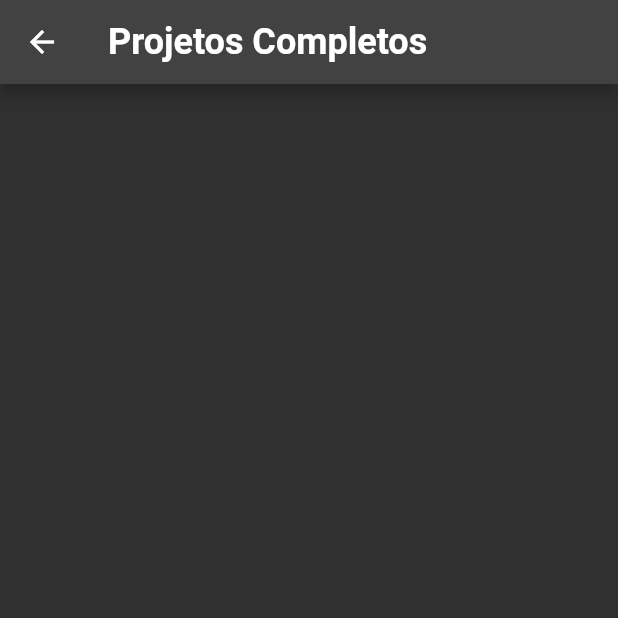
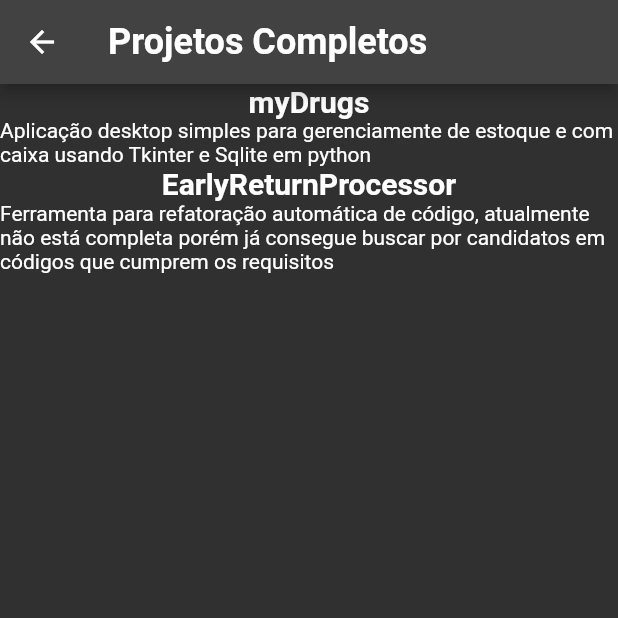
Before and after one commit to mateusrobr/flutter-web, a Flutter app: the screen it shows after launch, after a tap on "doneprojects", on a phone screen of 412 x 824 dp, the top half of it. Run offline on Flutter 3.47's test engine with Material 2 defaults, Android fonts, the phone set to English and light mode, and no system bars; our stand-ins replace go_router.

Commit message:
filled the screens
still look bad but meh

```diff
--- a/web_page/lib/DoneProjects.dart
+++ b/web_page/lib/DoneProjects.dart
@@ -3,6 +3,11 @@ import 'package:flutter/material.dart';
 
 class DoneProjects extends StatelessWidget{
   DoneProjects({super.key});
+
+  final doneProjects = {
+    "myDrugs" : "Aplicação desktop simples para gerenciamente de estoque e com caixa usando Tkinter e Sqlite em python",
+    "EarlyReturnProcessor" : "Ferramenta para refatoração automática de código, atualmente não está completa porém já consegue buscar por candidatos em códigos que cumprem os requisitos"
+  };
 
   @override
   Widget build(BuildContext context){
@@ -16,6 +21,26 @@ class DoneProjects extends StatelessWidget{
           ),
         ),
       ),
+      body: Container(
+        child: Column(
+          children: doneProjects.entries.map((element) {
+            return Column(
+              children: [
+                Text(
+                  element.key,
+                  style: TextStyle(
+                    fontSize: 20,
+                    fontWeight: FontWeight.bold
+                  ),
+                ),
+                Container(
+                  child: Text(element.value),
+                )
+              ],
+            );
+          }).toList(),
+        ),
+      ),
     );
   }
 }
--- a/web_page/lib/HomeScreen.dart
+++ b/web_page/lib/HomeScreen.dart
@@ -24,18 +24,29 @@ class HomeScreen extends StatelessWidget{
           )
           ),
           body: Center(
+            child: SizedBox(
+              height: MediaQuery.of(context).size.height * 0.7,
               child: Column(
+                mainAxisAlignment: MainAxisAlignment.start,
+                crossAxisAlignment: CrossAxisAlignment.start,
                 children: buttonTextLink.entries.map((element) {
-                return SizedBox(
-                  height: 100,
+                  return Expanded(
+                    flex: 2,
+                    child: Padding(
+                      padding: const EdgeInsets.all(2.0),
+                      child: SizedBox(
+                        height: MediaQuery.of(context).size.height * 0.12,
                         width: 100,
                         child: ElevatedButton(
                           onPressed: () => context.push('/${element.key}'),
                           child: Text(
                             element.key
                           )),
+                      ),
+                    ),
                   );
                 }).toList(),
+              ),
             ),
           ),
     );
--- a/web_page/lib/main.dart
+++ b/web_page/lib/main.dart
@@ -9,18 +9,13 @@ class MyApp extends StatelessWidget{
   Widget build(BuildContext context){
     return MaterialApp.router(
       theme: ThemeData.dark(),
-      routeInformationParser: routes.routeInformationParser,
-      routeInformationProvider: routes.routeInformationProvider,
-      routerDelegate: routes.routerDelegate,
+      routerConfig: routes,
     );
   }
 }
 
 
 void main(){
-  buttonTeste.entries.forEach((element) {
-    print(element.key);
-    print(element.value.runtimeType);
-  });
+
   runApp(MyApp());
 }
--- a/web_page/lib/routes.dart
+++ b/web_page/lib/routes.dart
@@ -1,5 +1,8 @@
 import 'package:flutter/material.dart';
 import 'package:go_router/go_router.dart';
+import 'package:web_page/academic_information.dart';
+import 'package:web_page/self_description.dart';
+import 'package:web_page/skill_description.dart';
 import 'HomeScreen.dart';
 import 'DoneProjects.dart';
 import 'GetInTouch.dart';
@@ -12,7 +15,10 @@ final linkList = [
 
 final Map<dynamic,Widget>buttonTeste = {
  "doneprojects" : DoneProjects(),
- "getintouch" : GetInTouch()
+ "getintouch" : GetInTouch(),
+ "description" : SkillDescription(),
+ "academicinformation" : AcademicInformation(),
+ "selfdescription" : SelfDescription()
 };
 
 final routes = GoRouter(
@@ -29,7 +35,19 @@ final routes = GoRouter(
   GoRoute(
     path: '/getintouch',
     pageBuilder: (context, state) => MaterialPage(child: GetInTouch()),
-  )
+  ),
+  GoRoute(
+    path: '/description',
+    pageBuilder: (context, state) => MaterialPage(child: SkillDescription()),
+  ),
+  GoRoute(
+    path: '/academicinformation',
+    pageBuilder: (context, state) => MaterialPage(child: AcademicInformation()),
+    ),
+  GoRoute(
+    path: '/selfdescription',
+    pageBuilder: (context, state) => MaterialPage(child: SelfDescription()),
+    )
 
 ]
 );
```
Also changed, not shown: web_page/lib/GetInTouch.dart (+29 -0 lines), web_page/lib/academic_information.dart (added, +31 -0 lines), web_page/lib/self_description.dart (added, +29 -0 lines), web_page/lib/skill_description.dart (added, +21 -0 lines). Lines whose indentation alone changed are shown as unchanged.
